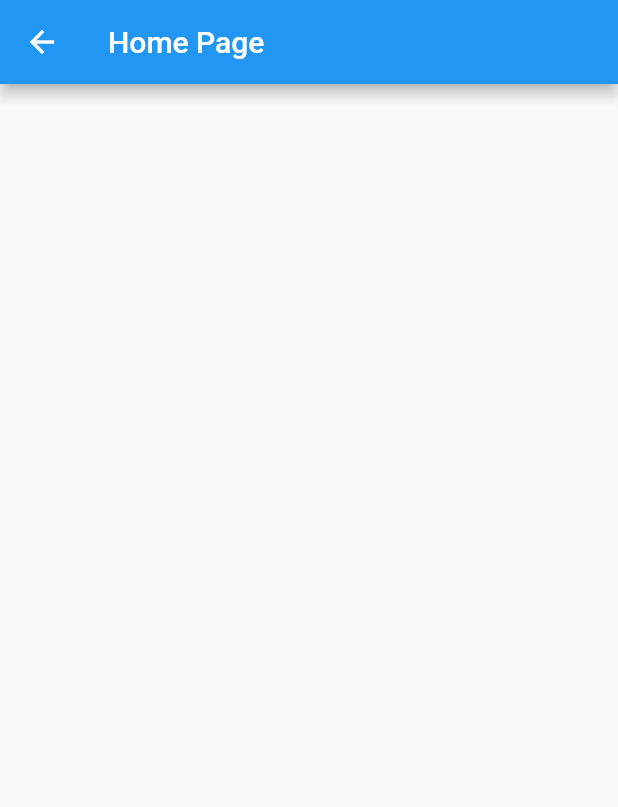
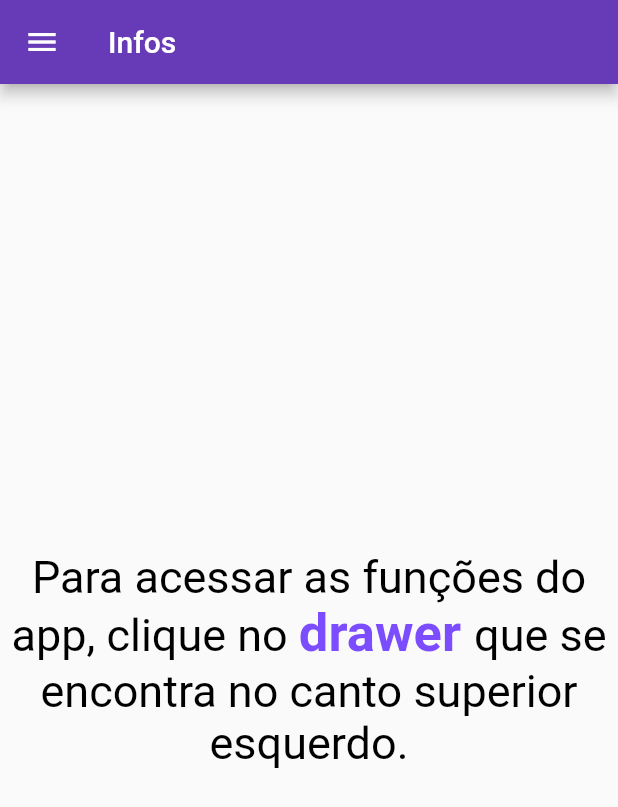
Before and after one commit to laurowrn/multiapp, a Flutter app: the HomePage screen opened by its route, on a phone screen of 412 x 824 dp. Shown: the top 807 px of the screen. Run offline on Flutter 3.47's test engine with Material 2 defaults, Android fonts, the phone set to English and light mode, and no system bars; network calls fail.

Commit message:
Criando homepage

```diff
--- a/lib/app/app_widget.dart
+++ b/lib/app/app_widget.dart
@@ -9,6 +9,10 @@ class AppWidget extends StatelessWidget {
   @override
   Widget build(BuildContext context) {
     return MaterialApp(
+      theme: ThemeData(
+        primaryColor: Colors.deepPurple,
+        accentColor: Colors.deepPurpleAccent,
+      ),
       routes: {
         '/': (context) => LoginPage(),
         '/home': (context) => HomePage(),
--- a/lib/app/home/home_page.dart
+++ b/lib/app/home/home_page.dart
@@ -4,8 +4,28 @@ class HomePage extends StatelessWidget {
   @override
   Widget build(BuildContext context) {
     return Scaffold(
+      drawer: Drawer(),
       appBar: AppBar(
-        title: Text('Home Page'),
+        title: Text('Infos'),
+      ),
+      body: Center(
+        child: RichText(
+          textAlign: TextAlign.center,
+          text: TextSpan(
+            text: 'Para acessar as funções do app, clique no ',
+            style: TextStyle(color: Colors.black, fontSize: 30),
+            children: [
+              TextSpan(
+                text: 'drawer ',
+                style: TextStyle(
+                    fontWeight: FontWeight.bold,
+                    fontSize: 35,
+                    color: Colors.deepPurpleAccent),
+              ),
+              TextSpan(text: 'que se encontra no canto superior esquerdo.'),
+            ],
+          ),
+        ),
       ),
     );
   }
```
